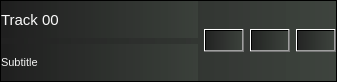
Above: GUI/UI/TimelineFloatingHeaderWidget/TimelineFloatingHeaderWidget.ui from BrendonWatsonLab/PhoPyQtTimelinePlotter before the change. Below: the same form after it.
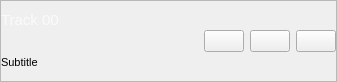
That is the form after the change.

Commit message: Updated floating header to use same callbacks as regular one

Patch:
```diff
--- a/GUI/UI/TimelineFloatingHeaderWidget/TimelineFloatingHeaderWidget.ui
+++ b/GUI/UI/TimelineFloatingHeaderWidget/TimelineFloatingHeaderWidget.ui
@@ -20,8 +20,9 @@
    <string>Floating Track Header Widget</string>
   </property>
   <property name="styleSheet">
-   <string notr="true">background-color: qlineargradient(spread:pad, x1:0, y1:0, x2:1, y2:0, stop:0 rgba(30, 30, 30, 200), stop:1 rgba(60, 66, 60, 200));
+   <string notr="true">background-color: qlineargradient(spread:pad, x1:0, y1:0, x2:1, y2:0, stop:0 rgba(30, 30, 30, 40), stop:1 rgba(60, 66, 60, 40));
 color:rgb(243, 243, 243);
+hover { background-color: qlineargradient(spread:pad, x1:0, y1:0, x2:1, y2:0, stop:0 rgba(30, 30, 30, 200), stop:1 rgba(60, 66, 60, 200)); backcolor:white };
 </string>
   </property>
   <layout class="QVBoxLayout" name="verticalLayout_2">
@@ -51,6 +52,9 @@
      <property name="frameShadow">
       <enum>QFrame::Raised</enum>
      </property>
+     <property name="lineWidth">
+      <number>1</number>
+     </property>
      <layout class="QHBoxLayout" name="horizontalLayout_3">
       <property name="leftMargin">
        <number>0</number>
```
Left out of the diff: 2 changed lines with no effect on the pictures. The commit also changes 2 other files.
